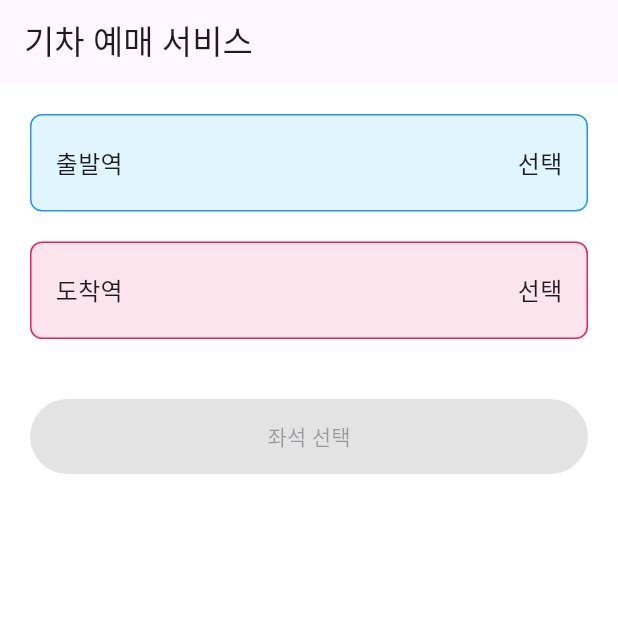
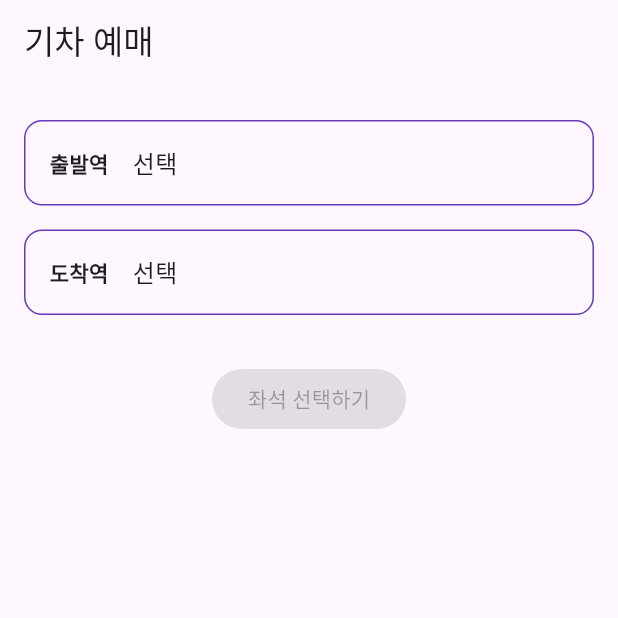
Before and after one commit to singlerose96/flutter_train_app, a Flutter app: the HomePage screen opened directly, on a phone screen of 412 x 824 dp, the top half of it. Run offline on Flutter 3.47's test engine with Material 3 defaults, Android fonts, the phone set to English and light mode, and no system bars.

Commit message:
홈페이지 메서드 수정중

```diff
--- a/lib/main.dart
+++ b/lib/main.dart
@@ -1,24 +1,25 @@
 import 'package:flutter/material.dart';
-import 'home_page.dart'; // HomePage 위치에 따라 경로 수정
+// 페이지 import
+import 'package:flutter_train_app/pages/home_page.dart';
+
 
 void main() {
-  runApp(const MyApp());
+  runApp(const TrainApp());
 }
 
-class MyApp extends StatelessWidget {
-  const MyApp({super.key});
+// 앱의 루트 위젯
+class TrainApp extends StatelessWidget {
+  const TrainApp({super.key});
 
   @override
   Widget build(BuildContext context) {
     return MaterialApp(
       title: '기차 예매 앱',
-      debugShowCheckedModeBanner: false,
       theme: ThemeData(
         primarySwatch: Colors.deepPurple,
-        scaffoldBackgroundColor: Colors.white,
-        useMaterial3: true,
       ),
-      home: const HomePage(),
+      home: const HomePage(), // 첫 화면으로 HomePage 연결
+      debugShowCheckedModeBanner: false, // 오른쪽 상단 debug 배너 제거
     );
   }
 }
--- a/lib/pages/home_page.dart
+++ b/lib/pages/home_page.dart
@@ -1,28 +1,28 @@
 import 'package:flutter/material.dart';
-import 'station_list_page.dart';
-import 'seat_page.dart';
+import 'package:flutter_train_app/pages/station_list_page.dart';
+import 'package:flutter_train_app/pages/seat_page.dart';
+
 
 class HomePage extends StatefulWidget {
-  const HomePage({Key? key}) : super(key: key);
+  const HomePage({super.key});
 
   @override
   State<HomePage> createState() => _HomePageState();
 }
 
 class _HomePageState extends State<HomePage> {
-  String? departureStation; // 출발역
-  String? arrivalStation;   // 도착역
+  String? departureStation;
+  String? arrivalStation;
 
-  // 역 선택 페이지로 이동하고 결과 받기
-  Future<void> _selectStation(bool isDeparture) async {
+  void _navigateToStationList(bool isDeparture) async {
     final result = await Navigator.push(
       context,
       MaterialPageRoute(
-        builder: (_) => StationListPage(isDeparture: isDeparture),
+        builder: (context) => StationListPage(isDeparture: isDeparture),
       ),
     );
 
-    if (result != null && result is String) {
+    if (result != null) {
       setState(() {
         if (isDeparture) {
           departureStation = result;
@@ -33,85 +33,57 @@ class _HomePageState extends State<HomePage> {
     }
   }
 
-  void _goToSeatPage() {
+  void _navigateToSeatPage() {
     if (departureStation != null && arrivalStation != null) {
       Navigator.push(
         context,
         MaterialPageRoute(
-          builder: (_) => SeatPage(
-            departure: departureStation!,
-            arrival: arrivalStation!,
+          builder: (context) => SeatPage(
+            departureStation: departureStation!,
+            arrivalStation: arrivalStation!,
           ),
         ),
       );
-    } else {
-      ScaffoldMessenger.of(context).showSnackBar(
-        const SnackBar(content: Text('출발역과 도착역을 모두 선택해주세요.')),
-      );
     }
+  }
+
+  Widget _buildStationBox(String label, String? station, VoidCallback onTap) {
+    return GestureDetector(
+      onTap: onTap,
+      child: Container(
+        padding: const EdgeInsets.all(16),
+        margin: const EdgeInsets.symmetric(vertical: 8),
+        decoration: BoxDecoration(
+          border: Border.all(color: Colors.deepPurple),
+          borderRadius: BorderRadius.circular(12),
+        ),
+        child: Row(
+          children: [
+            Text(label, style: const TextStyle(fontWeight: FontWeight.bold)),
+            const SizedBox(width: 16),
+            Text(station ?? '선택', style: const TextStyle(fontSize: 16)),
+          ],
+        ),
+      ),
+    );
   }
 
   @override
   Widget build(BuildContext context) {
     return Scaffold(
-      appBar: AppBar(title: const Text('기차 예매 서비스')),
+      appBar: AppBar(title: const Text('기차 예매')),
       body: Padding(
-        padding: const EdgeInsets.all(20.0),
+        padding: const EdgeInsets.all(16.0),
         child: Column(
           children: [
-            // 출발역
-            GestureDetector(
-              onTap: () => _selectStation(true),
-              child: Container(
-                padding: const EdgeInsets.symmetric(vertical: 20, horizontal: 16),
-                decoration: BoxDecoration(
-                  color: Colors.lightBlue.shade50,
-                  borderRadius: BorderRadius.circular(8),
-                  border: Border.all(color: Colors.blue),
-                ),
-                child: Row(
-                  mainAxisAlignment: MainAxisAlignment.spaceBetween,
-                  children: [
-                    const Text('출발역', style: TextStyle(fontSize: 16)),
-                    Text(departureStation ?? '선택',
-                        style: const TextStyle(fontSize: 16)),
-                  ],
-                ),
-              ),
-            ),
-            const SizedBox(height: 20),
-
-            // 도착역
-            GestureDetector(
-              onTap: () => _selectStation(false),
-              child: Container(
-                padding: const EdgeInsets.symmetric(vertical: 20, horizontal: 16),
-                decoration: BoxDecoration(
-                  color: Colors.pink.shade50,
-                  borderRadius: BorderRadius.circular(8),
-                  border: Border.all(color: Colors.pink),
-                ),
-                child: Row(
-                  mainAxisAlignment: MainAxisAlignment.spaceBetween,
-                  children: [
-                    const Text('도착역', style: TextStyle(fontSize: 16)),
-                    Text(arrivalStation ?? '선택',
-                        style: const TextStyle(fontSize: 16)),
-                  ],
-                ),
-              ),
-            ),
-            const SizedBox(height: 40),
-
-            // 좌석 선택 버튼
+            _buildStationBox('출발역', departureStation, () => _navigateToStationList(true)),
+            _buildStationBox('도착역', arrivalStation, () => _navigateToStationList(false)),
+            const SizedBox(height: 24),
             ElevatedButton(
               onPressed: (departureStation != null && arrivalStation != null)
-                  ? _goToSeatPage
-                  : null, // 조건부 활성화
-              style: ElevatedButton.styleFrom(
-                minimumSize: const Size(double.infinity, 50),
-              ),
-              child: const Text('좌석 선택'),
+                  ? _navigateToSeatPage
+                  : null,
+              child: const Text('좌석 선택하기'),
             ),
           ],
         ),
```
